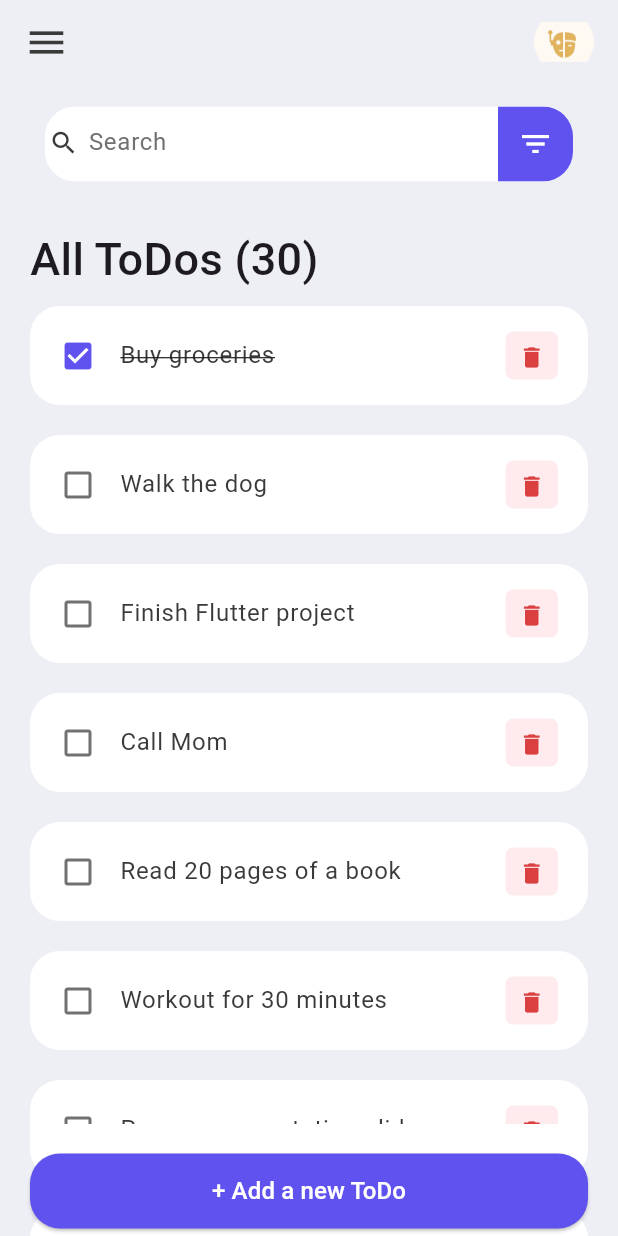
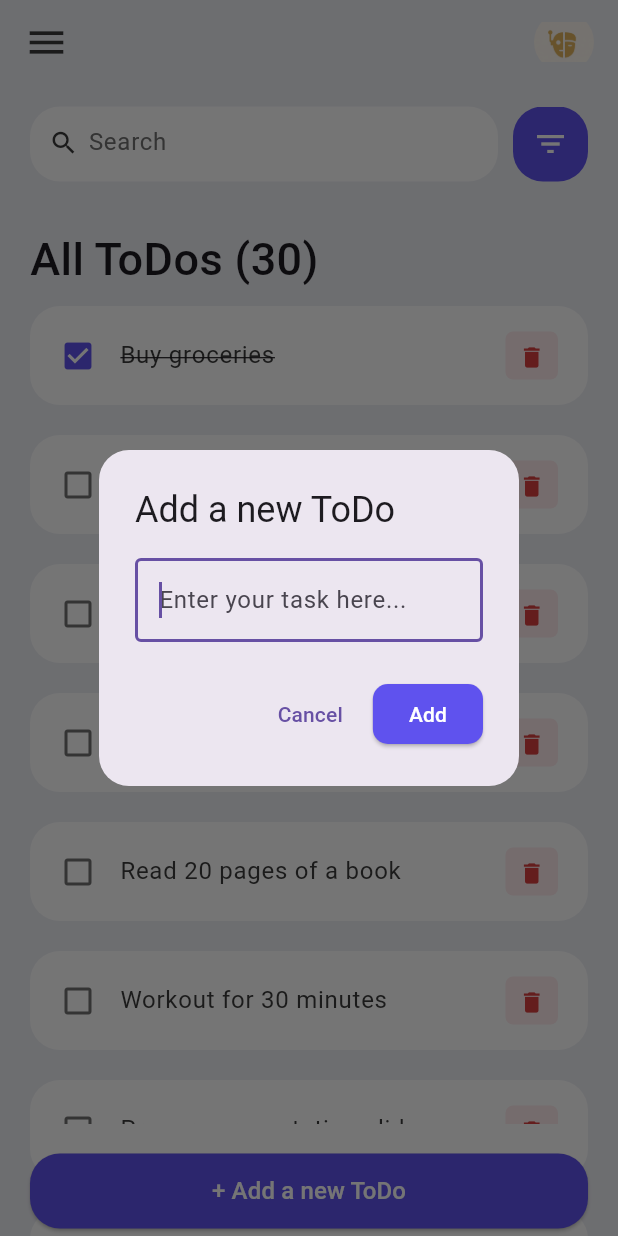
Before and after one commit to MOHDSAKIB-Krapton/flutter_first_app, a Flutter app: the screen it shows after launch, after a tap on "+ Add a new ToDo", on a phone screen of 412 x 824 dp. Run offline on Flutter 3.47's test engine with Material 3 defaults, Android fonts, the phone set to English and light mode, and no system bars; our stand-ins replace lottie.

Commit message:
Added search filter and add todo

```diff
--- a/lib/screens/home.dart
+++ b/lib/screens/home.dart
@@ -6,7 +6,7 @@ import '../constants/colors.dart';
 import '../widgets/todo_item.dart';
 
 class Home extends StatefulWidget {
-  const Home({Key? key}) : super(key: key);
+  const Home({super.key});
 
   @override
   State<Home> createState() => _HomeState();
@@ -15,19 +15,29 @@ class Home extends StatefulWidget {
 class _HomeState extends State<Home> {
   final todosList = Todo.todoList();
   String _filter = 'all'; // 'completed', 'not_completed', or 'all'
+  String _searchQuery = "";
   bool _isSearching = false;
   final FocusNode _searchFocus = FocusNode();
 
   List<Todo> get _filteredTodoList {
+    Iterable<Todo> filtered = todosList;
     switch (_filter) {
       case 'completed':
-        return todosList.where((todo) => todo.isDone).toList();
+        filtered = filtered.where((todo) => todo.isDone);
+        break;
       case 'not_completed':
-        return todosList.where((todo) => !todo.isDone).toList();
-      case 'all':
-      default:
-        return todosList;
+        filtered = filtered.where((todo) => !todo.isDone);
+        break;
     }
+
+    if (_searchQuery.isNotEmpty) {
+      filtered = filtered.where(
+        (todo) =>
+            todo.todoText.toLowerCase().contains(_searchQuery.toLowerCase()),
+      );
+    }
+
+    return filtered.toList();
   }
 
   void _toggleTodoStatus(Todo todo) {
@@ -107,7 +117,7 @@ class _HomeState extends State<Home> {
                     groupValue: _filter,
                     onChanged: (value) {
                       setState(() => _filter = value!);
-                      this.setState(() {});
+                      this.setState(() {}); // Update the main UI
                       Navigator.pop(context);
                     },
                   ),
@@ -117,7 +127,7 @@ class _HomeState extends State<Home> {
                     groupValue: _filter,
                     onChanged: (value) {
                       setState(() => _filter = value!);
-                      this.setState(() {});
+                      this.setState(() {}); // Update the main UI
                       Navigator.pop(context);
                     },
                   ),
@@ -130,14 +140,70 @@ class _HomeState extends State<Home> {
     );
   }
 
+  void _showAddTodoDialog() {
+    final TextEditingController todoController = TextEditingController();
+
+    showDialog(
+      context: context,
+      fullscreenDialog: true,
+      barrierDismissible: true, // user must tap buttons
+      builder: (BuildContext context) {
+        return AlertDialog(
+          shape: RoundedRectangleBorder(
+            borderRadius: BorderRadius.circular(20),
+          ),
+          title: const Text("Add a new ToDo"),
+          content: TextField(
+            controller: todoController,
+            autofocus: true,
+            decoration: const InputDecoration(
+              hintText: "Enter your task here...",
+              border: OutlineInputBorder(),
+            ),
+          ),
+          actions: [
+            TextButton(
+              onPressed: () => Navigator.pop(context),
+              child: const Text("Cancel"),
+            ),
+            ElevatedButton(
+              style: ElevatedButton.styleFrom(
+                backgroundColor: tdBlue,
+                shape: RoundedRectangleBorder(
+                  borderRadius: BorderRadius.circular(10),
+                ),
+              ),
+              onPressed: () {
+                final text = todoController.text.trim();
+                if (text.isNotEmpty) {
+                  setState(() {
+                    todosList.insert(
+                      0,
+                      Todo(
+                        id: DateTime.now().millisecondsSinceEpoch.toString(),
+                        todoText: text,
+                      ),
+                    );
+                  });
+                }
+                Navigator.pop(context); // close dialog
+              },
+              child: const Text("Add", style: TextStyle(color: Colors.white)),
+            ),
+          ],
+        );
+      },
+    );
+  }
+
   @override
   void initState() {
     super.initState();
-    _searchFocus.addListener(() {
-      setState(() {
-        _isSearching = _searchFocus.hasFocus;
-      });
-    });
+    // _searchFocus.addListener(() {
+    //   setState(() {
+    //     _isSearching = _searchFocus.hasFocus;
+    //   });
+    // });
   }
 
   @override
@@ -146,10 +212,14 @@ class _HomeState extends State<Home> {
       backgroundColor: tdBGColor,
       appBar: _bluidAppBar(),
       body: GestureDetector(
+        // onTap: () {
+        //   FocusScope.of(context).unfocus(); // <- unfocus on outside tap
+        // },
         onTap: () {
-          FocusScope.of(context).unfocus(); // <- unfocus on outside tap
+          FocusScope.of(context).unfocus(); // remove keyboard
+          setState(() => _isSearching = false); // reset only here
         },
-        child: _todoList(todosList),
+        child: _todoList(_filteredTodoList),
       ),
       bottomNavigationBar: SafeArea(
         child: Container(
@@ -160,7 +230,7 @@ class _HomeState extends State<Home> {
             borderRadius: BorderRadius.circular(20),
           ),
           child: ElevatedButton(
-            onPressed: () {},
+            onPressed: _showAddTodoDialog,
             style: ElevatedButton.styleFrom(
               backgroundColor: tdBlue,
               shape: RoundedRectangleBorder(
@@ -245,19 +315,26 @@ class _HomeState extends State<Home> {
 
   Widget searchBox() {
     return Padding(
-      padding: const EdgeInsets.symmetric(horizontal: 10), // 10px padding
-      child: ClipRRect(
-        borderRadius: BorderRadius.circular(20),
-        child: AnimatedContainer(
-          duration: Duration(milliseconds: 300),
-          curve: Curves.easeInOut,
-          height: 50,
-          width: double.infinity, // full width inside padding
-          decoration: BoxDecoration(color: Colors.white),
-          child: Stack(
-            children: [
-              TextField(
+      padding: const EdgeInsets.symmetric(horizontal: 0),
+      child: Row(
+        children: [
+          Expanded(
+            child: Container(
+              height: 50,
+              padding: EdgeInsets.symmetric(horizontal: 10),
+              decoration: BoxDecoration(
+                color: Colors.white,
+                borderRadius: BorderRadius.circular(20),
+              ),
+              child: TextField(
+                autofocus: false,
                 focusNode: _searchFocus,
+                onTap: () {
+                  setState(() => _isSearching = true);
+                },
+                onChanged: (value) {
+                  setState(() => _searchQuery = value);
+                },
                 decoration: InputDecoration(
                   contentPadding: EdgeInsets.all(0),
                   prefixIcon: Icon(Icons.search, color: tdBlack, size: 20),
@@ -270,29 +347,39 @@ class _HomeState extends State<Home> {
                   hintStyle: TextStyle(color: tdGrey),
                 ),
               ),
-              // Filter icon on the right
-              AnimatedPositioned(
-                duration: Duration(milliseconds: 300),
-                right: _isSearching ? -60 : 0, // slide out when focused
-                top: 0,
-                bottom: 0,
-                child: AnimatedOpacity(
-                  duration: Duration(milliseconds: 300),
-                  opacity: _isSearching ? 0 : 1,
-                  child: GestureDetector(
+            ),
+          ),
+
+          SizedBox(width: 10),
+
+          // Filter button that animates in/out
+          AnimatedSwitcher(
+            duration: Duration(milliseconds: 300),
+            transitionBuilder: (child, animation) => FadeTransition(
+              opacity: animation,
+              child: SizeTransition(
+                sizeFactor: animation,
+                axis: Axis.horizontal,
+                child: child,
+              ),
+            ),
+            child: _isSearching
+                ? SizedBox.shrink()
+                : GestureDetector(
+                    key: ValueKey("filter"),
                     onTap: _showFilterModal,
                     child: Container(
                       width: 50,
                       height: 50,
-                      color: tdBlue,
+                      decoration: BoxDecoration(
+                        color: tdBlue,
+                        borderRadius: BorderRadius.circular(20),
+                      ),
                       child: Icon(Icons.filter_list, color: Colors.white),
                     ),
                   ),
-                ),
-              ),
-            ],
           ),
-        ),
+        ],
       ),
     );
   }
```
